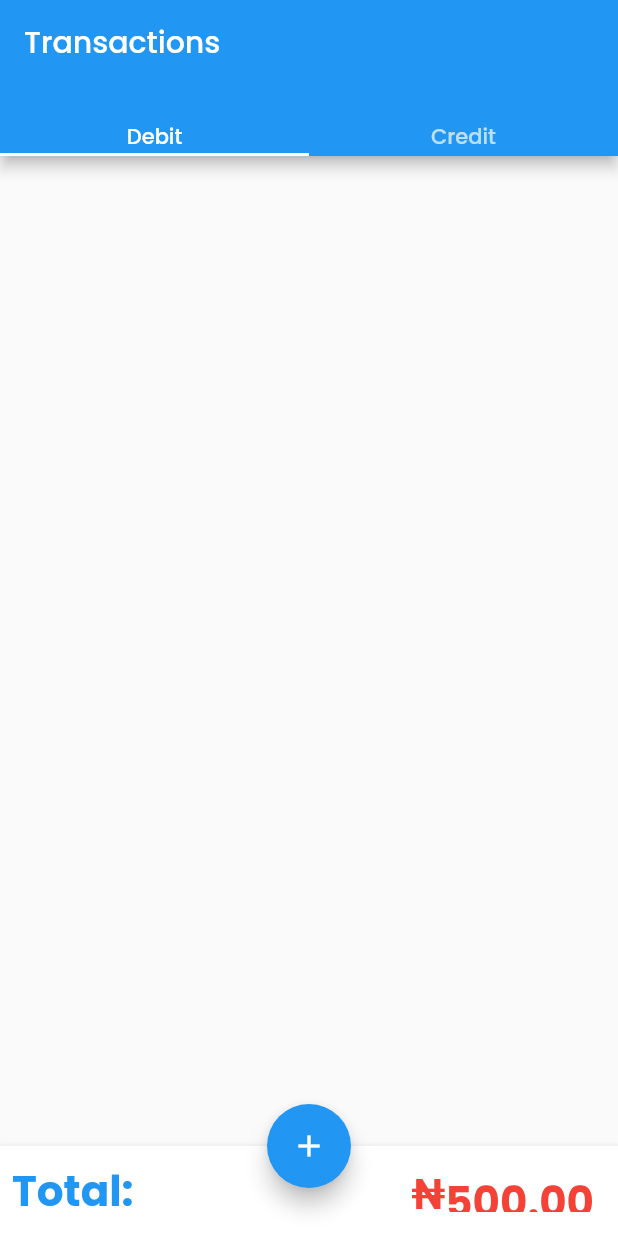
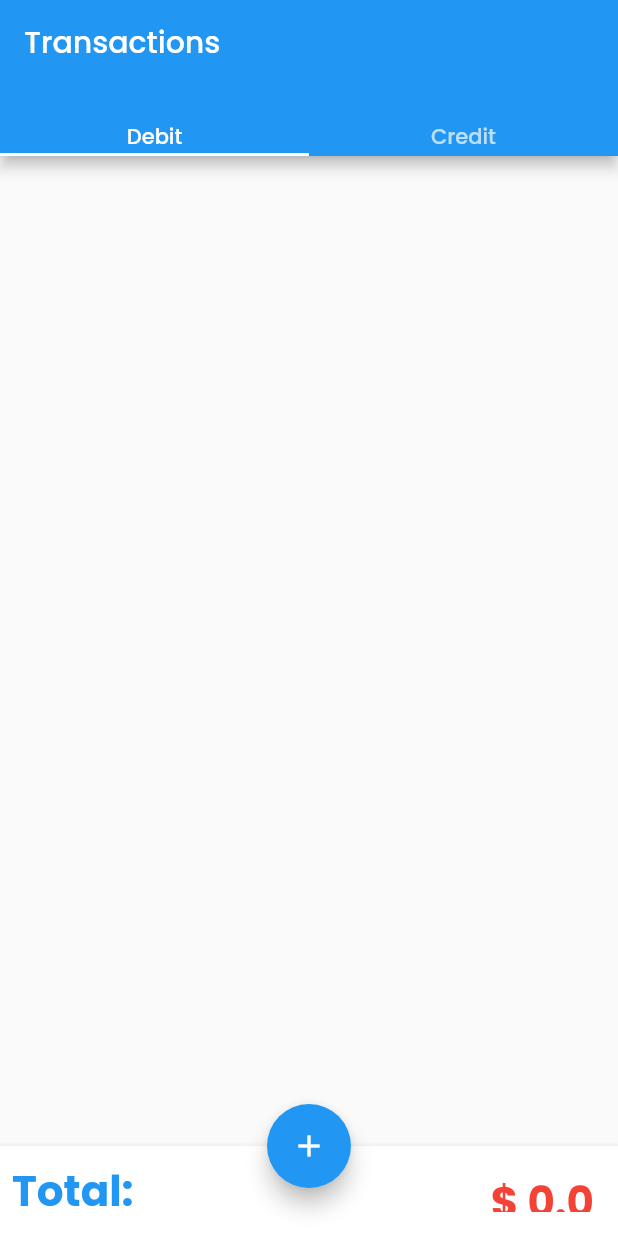
Before and after one commit to MobileDevComm/transactionKeeperApp, a Flutter app: the screen it shows after launch, on a phone screen of 412 x 824 dp. Run offline on Flutter 3.47's test engine with Material 2 defaults, Android fonts, the phone set to English and light mode, and no system bars; drawn by our look-alikes of auto_size_text; our stand-ins replace fluttertoast, font_awesome_flutter, google_fonts.

Commit message:
Total and color

```diff
--- a/transactionkeeper/lib/screens/home/home.dart
+++ b/transactionkeeper/lib/screens/home/home.dart
@@ -20,6 +20,9 @@ class _HomeState extends State<Home> with SingleTickerProviderStateMixin {
     // TODO: implement initState
     super.initState();
     tabController = TabController(length: 2, vsync: this);
+    tabController.addListener(() {
+      setState(() {});
+    });
   }
 
   @override
@@ -71,18 +74,24 @@ class _HomeState extends State<Home> with SingleTickerProviderStateMixin {
                         crossAxisAlignment: CrossAxisAlignment.center,
                         children: [
                           Text(
-                            "\u20A6",
+                            "\$ ",
                             style: TextStyle(
-                              color: Colors.red,
+                              color: tabController.index == 0
+                                  ? Colors.red
+                                  : Colors.green,
                               fontWeight: FontWeight.bold,
                               fontSize: 28,
                             ),
                           ),
                           AutoSizeText(
-                            "500.00",
+                            tabController.index == 0
+                                ? "${_manager.getTotalDebits()}"
+                                : "${_manager.getTotalCredit()}",
                             minFontSize: 28,
                             style: TextStyle(
-                              color: Colors.red,
+                              color: tabController.index == 0
+                                  ? Colors.red
+                                  : Colors.green,
                               fontWeight: FontWeight.bold,
                             ),
                           )
--- a/transactionkeeper/lib/transaction_manager.dart
+++ b/transactionkeeper/lib/transaction_manager.dart
@@ -34,6 +34,22 @@ class TransactionManager {
     return _getTransactionsOf(TransactionType.credit);
   }
 
+  double getTotalDebits() {
+    double _sum = 0;
+    for (Transaction trans in getAllDebitTransactions()) {
+      _sum += trans.amount;
+    }
+    return _sum;
+  }
+
+  double getTotalCredit() {
+    double _sum = 0;
+    for (Transaction trans in getAllCreditTransactions()) {
+      _sum += trans.amount;
+    }
+    return _sum;
+  }
+
 // Update
   updateTransaction(Transaction transaction) {
     _transactionsDb[transaction.id] = transaction;
```
Also changed, not shown: transactionkeeper/lib/screens/new_transaction_page/new_transaction_page.dart (+27 -3 lines), transactionkeeper/lib/widget/transaction_card.dart (+14 -1 lines), transactionkeeper/pubspec.lock.
